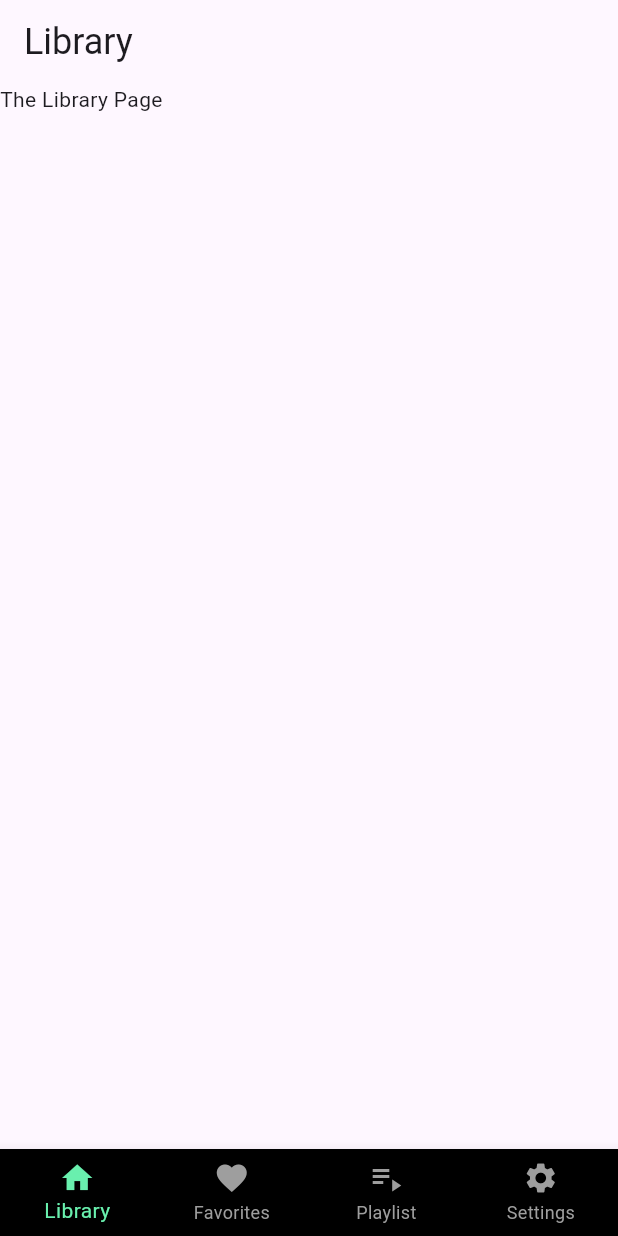
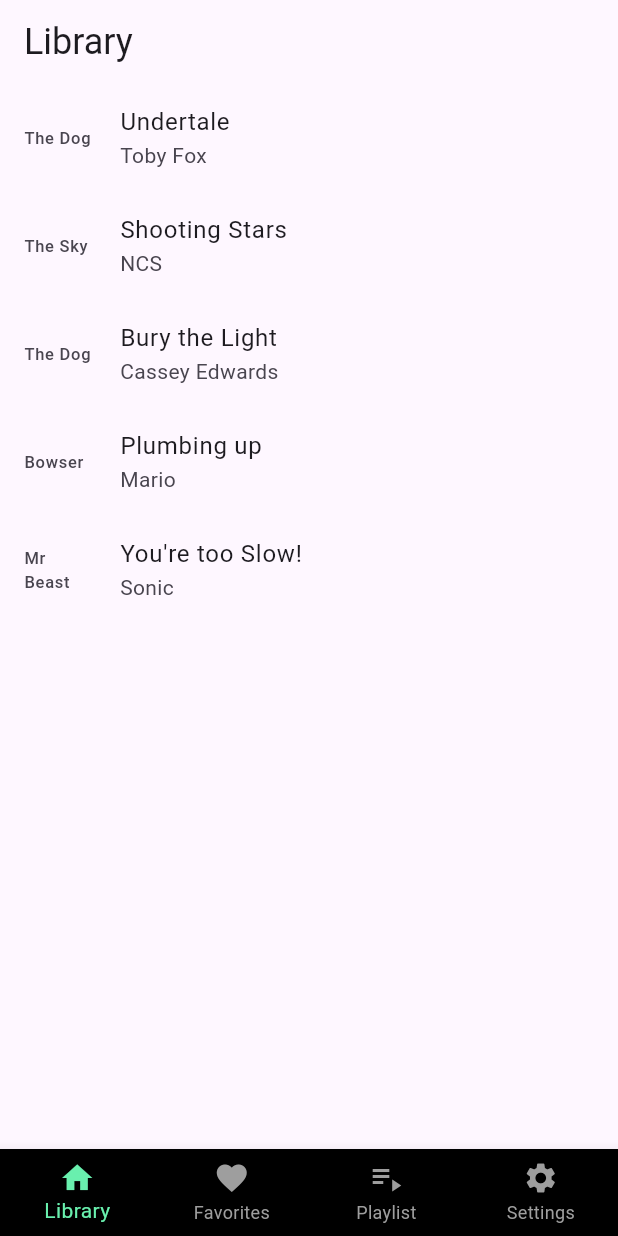
Before and after one commit to Pixel-Code-Hub206/musehub, a Flutter app: the screen it shows after launch, on a phone screen of 412 x 824 dp. Run offline on Flutter 3.47's test engine with Material 3 defaults, Android fonts, the light colour scheme and no system bars; our stand-ins replace device_preview_plus.

Commit message:
Made the base 'Song model' and the base Library page using the listview builder.

```diff
--- a/lib/models/song_model.dart
+++ b/lib/models/song_model.dart
@@ -1 +1,11 @@
-//Defining the song model
+import 'package:flutter/material.dart';
+import 'package:musehub/pages/library_page.dart';
+
+ class Song {
+   final String songName;
+   final String artistName;
+   final String artworkUri;     //Album art path
+
+   Song({required this.songName, required this.artistName, required this.artworkUri});
+
+ }
--- a/lib/pages/library_page.dart
+++ b/lib/pages/library_page.dart
@@ -1,10 +1,19 @@
 import 'package:flutter/material.dart';
+import 'package:musehub/models/song_model.dart';
 
 class LibraryPage extends StatelessWidget {
   const LibraryPage({super.key});
 
   @override
   Widget build(BuildContext context) {
+    List<Song> songs = [
+      Song(songName: "Undertale", artistName: "Toby Fox", artworkUri: "The Dog"),
+      Song(songName: "Shooting Stars", artistName: "NCS", artworkUri: "The Sky"),
+      Song(songName: "Bury the Light", artistName: "Cassey Edwards", artworkUri: "The Dog"),
+      Song(songName: "Plumbing up", artistName: "Mario", artworkUri: "Bowser"),
+      Song(songName: "You're too Slow!", artistName: "Sonic", artworkUri: "Mr Beast"),
+    ];    //Dummy Data
+
     return Scaffold(
       appBar: AppBar(
         title: Text(
@@ -14,7 +23,25 @@
           ),
         ),
       ),
-      body: Text('The Library Page'),
+      body: ListView.builder(
+        itemCount: songs.length,
+        itemBuilder: (context, index){
+          return ListTile(
+            leading: SizedBox(
+            width: 48,
+            child: Text(songs[index].artworkUri),
+          )
+          ,
+            title: Text(songs[index].songName),
+            subtitle: Text(songs[index].artistName),
+            onTap: () {
+              ScaffoldMessenger.of(context).showSnackBar(
+                SnackBar(content: Text('Tapped ${songs[index].songName}')),
+              );
+            },
+          );
+        }
+      ),
     );
   }
 }
```
